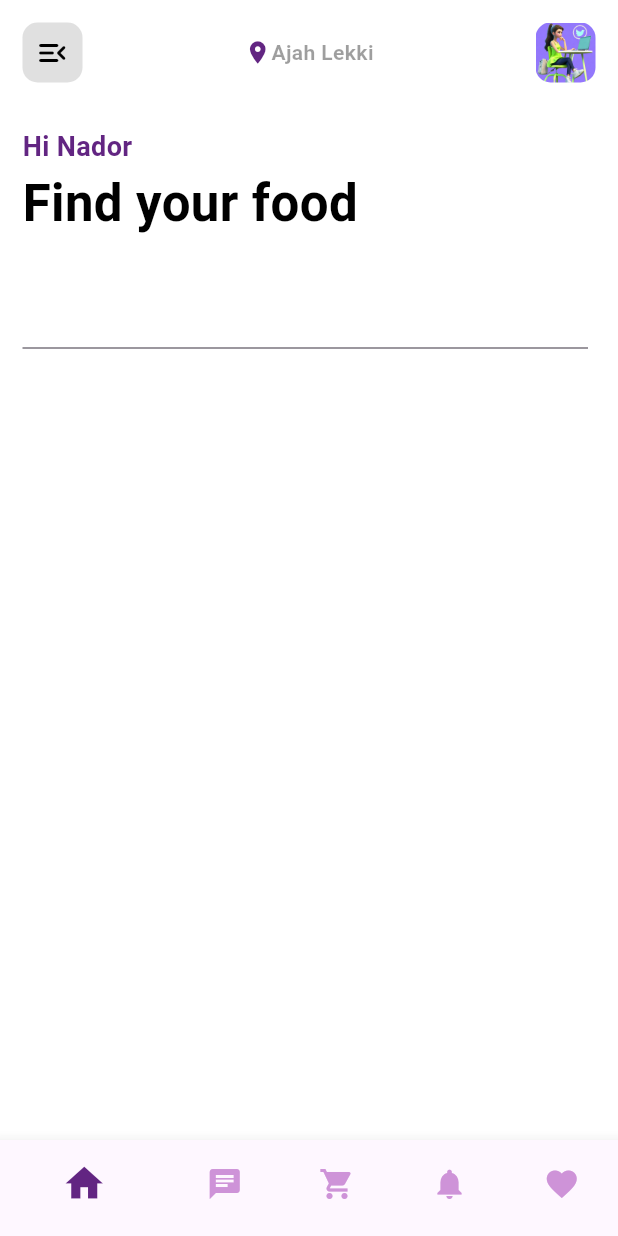
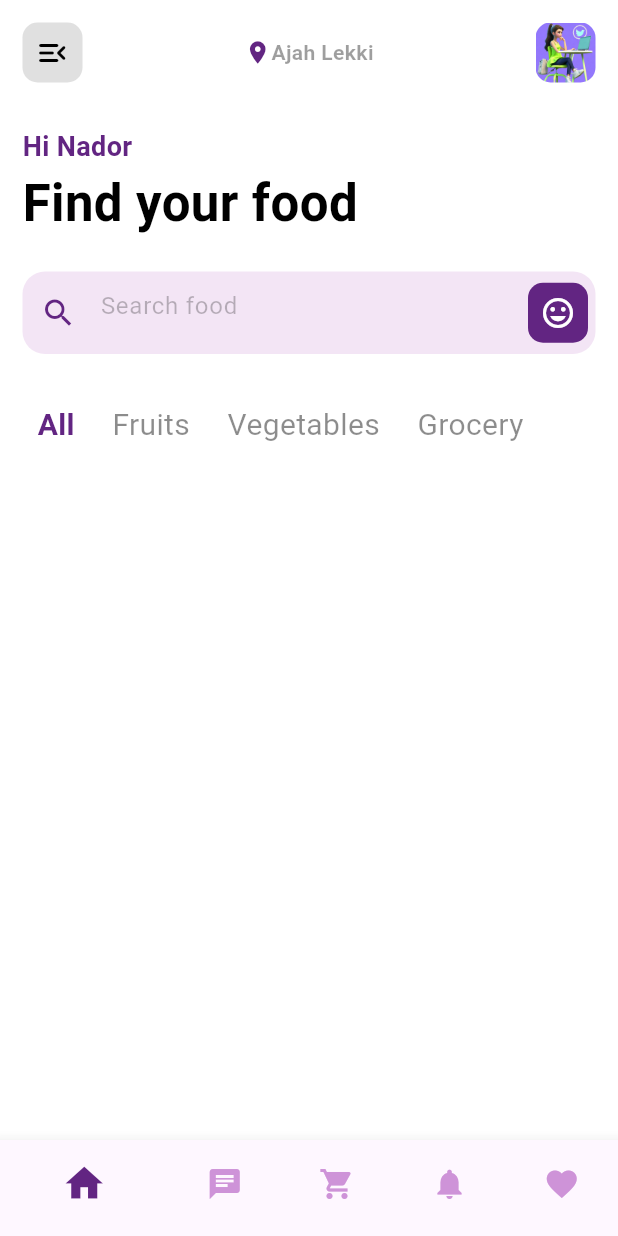
Before and after one commit to sharon5555/grocery_flutter_UI, a Flutter app: the HomePage screen opened directly, on a phone screen of 412 x 824 dp. Run offline on Flutter 3.47's test engine with Material 3 defaults, Android fonts, the phone set to English and light mode, and no system bars.

Commit message:
Updated the header part and also created the item display file

```diff
--- a/grocery_ui/lib/screens/header_parts.dart
+++ b/grocery_ui/lib/screens/header_parts.dart
@@ -8,6 +8,7 @@ class HeaderParts extends StatefulWidget {
   State<HeaderParts> createState() => _HeaderPartsState();
 }
 
+int indexCategory =0;
 class _HeaderPartsState extends State<HeaderParts> {
   @override
   Widget build(BuildContext context) {
@@ -22,20 +23,99 @@ class _HeaderPartsState extends State<HeaderParts> {
           const SizedBox(
           height: 21,
         ),
-        Container(
+        searchBar(),
+          const SizedBox(
+          height: 30,
+        ),
+        categorySelection(),
+      ],
+    );
+  }
+
+  Padding categorySelection() {
+    // list of times
+    List list = ['All', 'Fruits', 'Vegetables', 'Grocery'];
+    return Padding(
+      padding: const EdgeInsets.only(
+        left: 10,
+        right: 10,
+      ),
+      child: SizedBox(
+          height: 35,
+          child: ListView.builder(
+            itemCount: list.length,
+            scrollDirection: Axis.horizontal,
+            itemBuilder: (context, index){
+            return GestureDetector(
+              onTap: () {
+                setState(() {
+                  indexCategory = index;
+                });
+              },
+              child: Container(
+                alignment: Alignment.center,
+                child: Padding(
+                  padding: const EdgeInsets.only(
+                    left: 15, right: 10,
+                ),
+                child: Text(
+                  list[index],
+                  style: TextStyle(
+                    fontSize: 20,
+                    color: indexCategory == index
+                    ? primaryColors
+                    :Colors.black45,
+                    fontWeight: indexCategory == index?FontWeight.bold:null,
+                  ),
+                  ),
+                ),
+              ),
+            );
+          }),
+        ),
+    );
+  }
+
+  Container searchBar() {
+    return Container(
         height: 55,
         margin: const EdgeInsets.symmetric(horizontal: 15),
         padding: const EdgeInsets.only(right: 5),
         decoration: BoxDecoration(
+          color: Colors.purple[50],
           borderRadius: BorderRadius.circular(15),
         ),
-          child: const Row(
+        child: Row(
           children: [
-              Expanded(child: TextField()),
-            ],
+            const Expanded(
+              child: TextField(
+              decoration: InputDecoration(
+                border: InputBorder.none,
+                prefixIcon: Icon(Icons.search, color: primaryColors),
+                hintText: "Search food",
+                hintStyle: TextStyle(color: Colors.black26),
+              ),
+            ),
+            ),
+            Material(
+              color: primaryColors,
+              borderRadius: BorderRadius.circular(10),
+              child: InkWell(
+                onTap: () {},
+                borderRadius: BorderRadius.circular(10),
+                child: Container(
+                  height: 40,
+                  width: 40,
+                  alignment: Alignment.center,
+                  child: const Icon(
+                    Icons.insert_emoticon_sharp,
+                    color: Colors.white,
+                  ),
+                ),
               ),
             ),
           ],
+        ),
       );
   }
 
```
Also changed, not shown: grocery_ui/lib/screens/items_display.dart (added). Lines whose indentation alone changed are shown as unchanged.
